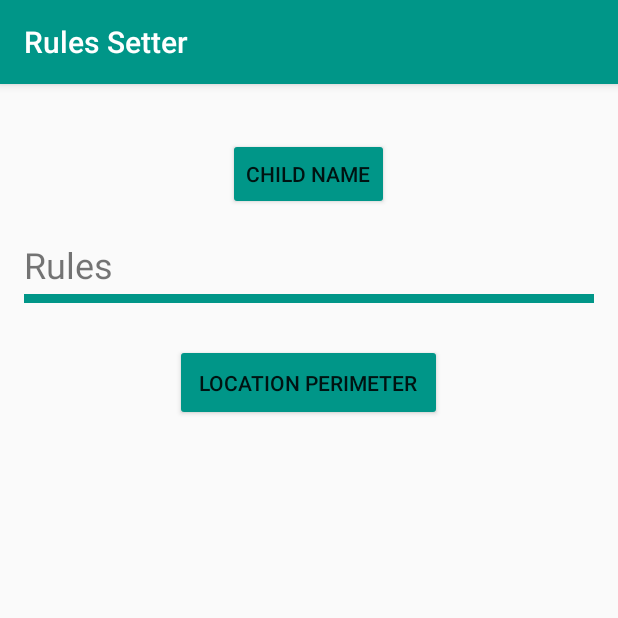
After one commit to amruta-d/CSC-780, an Android app: the RulesSetter screen opened directly, with no data from a screen before it, on a phone screen of 412 x 824 dp, the top half of it. The commit adds this screen. Run offline under Robolectric (Android 15) with nearby library versions, the phone set to English and light mode, and no system bars.

Commit message:
Adding the map activity

```diff
--- a/FamilyProtector/app/build.gradle
+++ b/FamilyProtector/app/build.gradle
@@ -22,8 +22,9 @@ android {
 
 dependencies {
     compile fileTree(dir: 'libs', include: ['*.jar'])
+    compile files('libs/bolts-android-1.2.1.jar')
+    compile files('libs/Parse-1.10.2.jar')
     compile 'com.android.support:appcompat-v7:23.0.1'
     compile 'com.android.support:design:23.0.1'
-    compile files('libs/bolts-android-1.2.1.jar')
-    compile files('libs/Parse-1.10.2.jar')
+    compile 'com.google.android.gms:play-services:7.8.0'
 }
--- a/FamilyProtector/app/src/main/java/com/termproject/familyprotector/ParentHomeScreen.java
+++ b/FamilyProtector/app/src/main/java/com/termproject/familyprotector/ParentHomeScreen.java
@@ -142,6 +142,7 @@ public class ParentHomeScreen extends AppCompatActivity implements View.OnClickL
     public void onClick(View view) {
 
 
+
     }
 
 
--- /dev/null
+++ b/FamilyProtector/app/src/main/java/com/termproject/familyprotector/RulesSetter.java
@@ -0,0 +1,28 @@
+package com.termproject.familyprotector;
+
+import android.content.Intent;
+import android.os.Bundle;
+import android.support.v7.app.AppCompatActivity;
+import android.view.View;
+import android.widget.Button;
+
+public class RulesSetter extends AppCompatActivity implements View.OnClickListener{
+    Button buttonLocationPerimeter;
+
+    @Override
+    protected void onCreate(Bundle savedInstanceState) {
+        super.onCreate(savedInstanceState);
+
+        setContentView(R.layout.activity_rules_setter);
+        buttonLocationPerimeter = (Button)findViewById(R.id.button_location_perimeter);
+        buttonLocationPerimeter.setOnClickListener(this);
+
+    }
+
+    public void onClick(View view){
+
+        startActivity(new Intent(this,MapsActivity.class));
+
+
+    }
+}
--- /dev/null
+++ b/FamilyProtector/app/src/main/res/layout/activity_rules_setter.xml
@@ -0,0 +1,40 @@
+<LinearLayout xmlns:android="http://schemas.android.com/apk/res/android"
+    xmlns:tools="http://schemas.android.com/tools" android:layout_width="match_parent"
+    android:layout_height="match_parent" android:paddingLeft="@dimen/activity_horizontal_margin"
+    android:paddingRight="@dimen/activity_horizontal_margin"
+    android:paddingTop="@dimen/activity_vertical_margin"
+    android:paddingBottom="@dimen/activity_vertical_margin"
+    tools:context="com.termproject.familyprotector.RulesSetter"
+    android:orientation="vertical">
+
+    <Button
+        android:layout_width="wrap_content"
+        android:layout_height="wrap_content"
+        android:text="Child Name"
+        android:layout_margin="20dp"
+        android:layout_gravity="center"/>
+
+    <TextView
+        android:layout_width="wrap_content"
+        android:layout_height="wrap_content"
+        android:textSize="24sp"
+        android:text="@string/rules"
+        />
+    <View
+        android:layout_width="match_parent"
+        android:layout_height="6dp"
+        android:layout_marginBottom="3dp"
+        android:layout_marginTop="3dp"
+        android:background="@color/dark_green" />
+
+    <Button
+        android:id="@+id/button_location_perimeter"
+        android:layout_width="wrap_content"
+        android:layout_height="wrap_content"
+        android:text="@string/button_location_perimeter"
+        android:layout_margin="24dp"
+        android:padding="16dp"
+        android:layout_gravity="center"/>
+
+
+</LinearLayout>
```
Also changed, not shown: FamilyProtector/app/src/debug/res/values/google_maps_api.xml (added, +18 -0 lines), FamilyProtector/app/src/main/AndroidManifest.xml (+24 -2 lines), FamilyProtector/app/src/main/java/com/termproject/familyprotector/ChooseMode.java (+6 -1 lines), FamilyProtector/app/src/main/java/com/termproject/familyprotector/MapsActivity.java (added, +71 -0 lines), FamilyProtector/app/src/main/java/com/termproject/familyprotector/UserLocalStore.java (+12 -0 lines), FamilyProtector/app/src/main/java/com/termproject/familyprotector/WelcomePage.java (+11 -3 lines), FamilyProtector/app/src/main/res/layout/activity_maps.xml (added, +7 -0 lines), FamilyProtector/app/src/main/res/menu/menu_rules_setter.xml (added, +7 -0 lines), FamilyProtector/app/src/main/res/values/strings.xml (+7 -3 lines), 2 other files.
